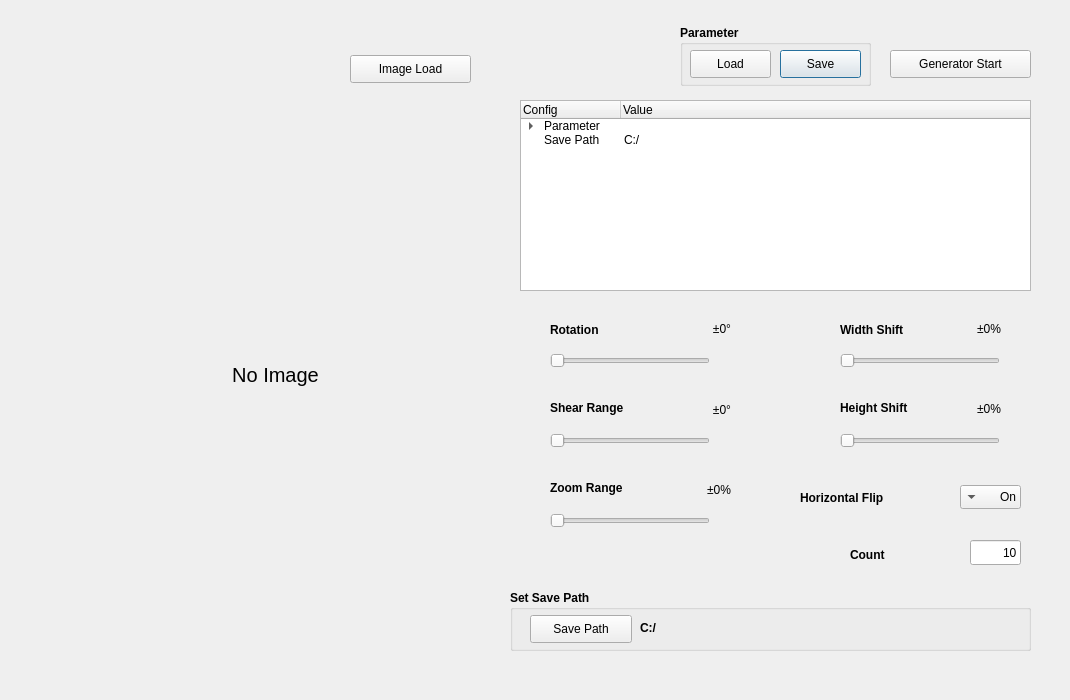
Old version of the form form.ui in the repository junseongwoo/python_Data_augmentation.
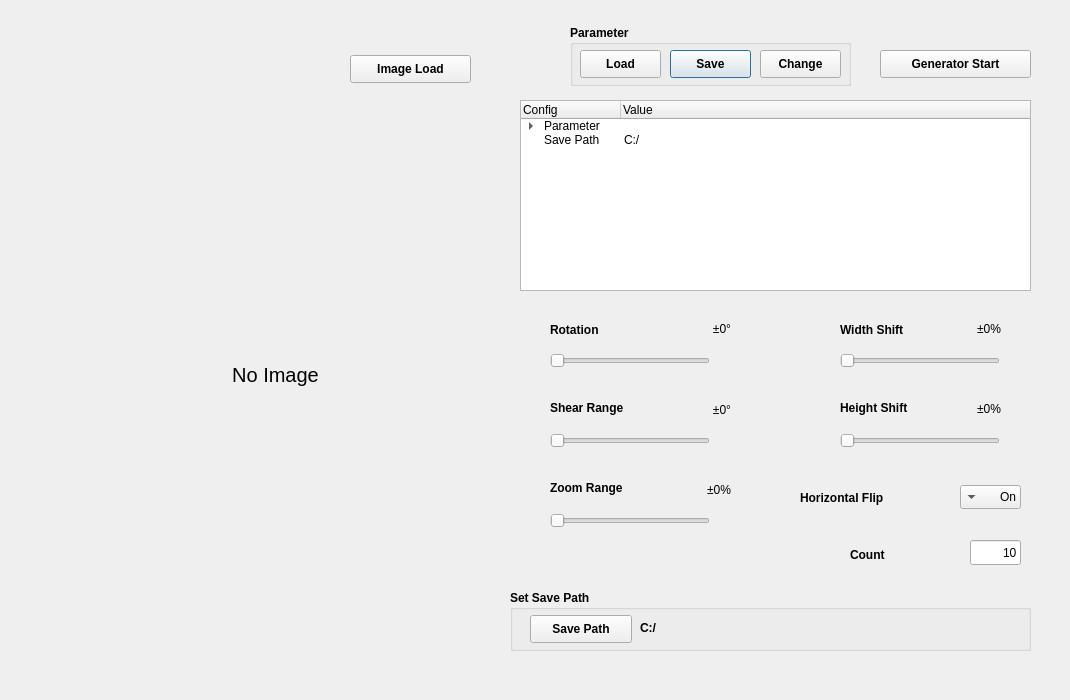
New version of the form.

Commit message: 데이터 증강 툴 제작 완료

Diff of the .ui file:
```diff
--- a/form.ui
+++ b/form.ui
@@ -26,17 +26,23 @@
    </size>
   </property>
   <property name="windowTitle">
-   <string>Augmentation Tool</string>
+   <string>Data Augmentation Tool</string>
   </property>
   <widget class="QPushButton" name="BtnConfigSave">
    <property name="geometry">
     <rect>
-     <x>780</x>
+     <x>670</x>
      <y>50</y>
      <width>81</width>
      <height>28</height>
     </rect>
    </property>
+   <property name="font">
+    <font>
+     <weight>75</weight>
+     <bold>true</bold>
+    </font>
+   </property>
    <property name="text">
     <string>Save</string>
    </property>
@@ -44,16 +50,16 @@
   <widget class="QPushButton" name="BtnGenStart">
    <property name="geometry">
     <rect>
-     <x>890</x>
+     <x>880</x>
      <y>50</y>
-     <width>141</width>
+     <width>151</width>
      <height>28</height>
     </rect>
    </property>
    <property name="font">
     <font>
-     <weight>50</weight>
-     <bold>false</bold>
+     <weight>75</weight>
+     <bold>true</bold>
     </font>
    </property>
    <property name="text">
@@ -183,6 +189,12 @@
      <height>28</height>
     </rect>
    </property>
+   <property name="font">
+    <font>
+     <weight>75</weight>
+     <bold>true</bold>
+    </font>
+   </property>
    <property name="text">
     <string>Image Load</string>
    </property>
@@ -205,6 +217,9 @@
    <property name="maximum">
     <number>180</number>
    </property>
+   <property name="value">
+    <number>0</number>
+   </property>
    <property name="orientation">
     <enum>Qt::Horizontal</enum>
    </property>
@@ -290,8 +305,8 @@
     </property>
     <property name="font">
      <font>
-      <weight>50</weight>
-      <bold>false</bold>
+      <weight>75</weight>
+      <bold>true</bold>
      </font>
     </property>
     <property name="text">
@@ -511,12 +526,18 @@
   <widget class="QPushButton" name="BtnConfigLoad">
    <property name="geometry">
     <rect>
-     <x>690</x>
+     <x>580</x>
      <y>50</y>
      <width>81</width>
      <height>28</height>
     </rect>
    </property>
+   <property name="font">
+    <font>
+     <weight>75</weight>
+     <bold>true</bold>
+    </font>
+   </property>
    <property name="text">
     <string>Load</string>
    </property>
@@ -524,9 +545,9 @@
   <widget class="QGroupBox" name="groupBox_2">
    <property name="geometry">
     <rect>
-     <x>680</x>
+     <x>570</x>
      <y>25</y>
-     <width>191</width>
+     <width>281</width>
      <height>61</height>
     </rect>
    </property>
@@ -611,7 +632,7 @@
       <string>Width Shift</string>
      </property>
      <property name="text">
-      <string>0</string>
+      <string>0.0</string>
      </property>
     </item>
     <item>
@@ -619,7 +640,7 @@
       <string>Height Shift</string>
      </property>
      <property name="text">
-      <string>0</string>
+      <string>0.0</string>
      </property>
     </item>
     <item>
@@ -627,7 +648,7 @@
       <string>Shear Range</string>
      </property>
      <property name="text">
-      <string>0</string>
+      <string>0.0</string>
      </property>
     </item>
     <item>
@@ -635,7 +656,7 @@
       <string>Zoom Range</string>
      </property>
      <property name="text">
-      <string>0</string>
+      <string>0.0</string>
      </property>
     </item>
     <item>
@@ -664,6 +685,25 @@
     </property>
    </item>
   </widget>
+  <widget class="QPushButton" name="BtnConfigChange">
+   <property name="geometry">
+    <rect>
+     <x>760</x>
+     <y>50</y>
+     <width>81</width>
+     <height>28</height>
+    </rect>
+   </property>
+   <property name="font">
+    <font>
+     <weight>75</weight>
+     <bold>true</bold>
+    </font>
+   </property>
+   <property name="text">
+    <string>Change</string>
+   </property>
+  </widget>
   <zorder>groupBox_2</zorder>
   <zorder>groupBox</zorder>
   <zorder>BtnConfigSave</zorder>
@@ -691,6 +731,7 @@
   <zorder>BtnConfigLoad</zorder>
   <zorder>CboFlip</zorder>
   <zorder>TWConfig</zorder>
+  <zorder>BtnConfigChange</zorder>
  </widget>
  <resources/>
  <connections/>
```
The commit also changes 2 other files.
